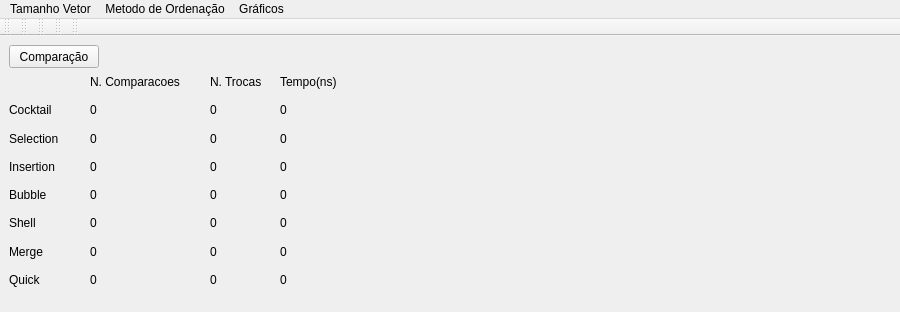
Old version of the form mainwindow.ui in the repository andresonsd/OldProjectNewQt.
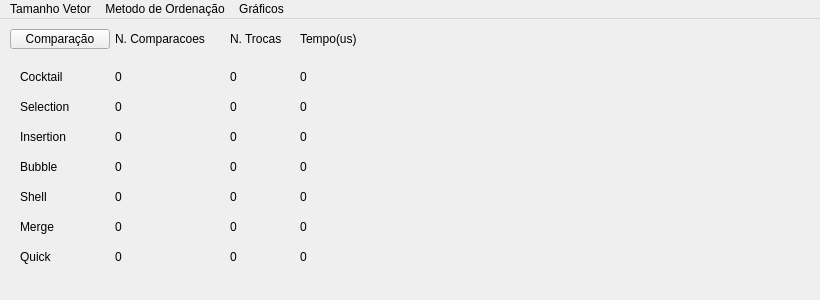
New version of the form. Custom widgets are drawn as their Qt base class.

Patch:
```diff
--- a/mainwindow.ui
+++ b/mainwindow.ui
@@ -9,8 +9,8 @@
    <rect>
     <x>0</x>
     <y>0</y>
-    <width>900</width>
-    <height>312</height>
+    <width>820</width>
+    <height>300</height>
    </rect>
   </property>
   <property name="sizePolicy">
@@ -32,10 +32,10 @@
    <widget class="QPushButton" name="pushButton">
     <property name="geometry">
      <rect>
-      <x>9</x>
-      <y>9</y>
-      <width>90</width>
-      <height>23</height>
+      <x>10</x>
+      <y>10</y>
+      <width>100</width>
+      <height>20</height>
      </rect>
     </property>
     <property name="text">
@@ -45,10 +45,10 @@
    <widget class="QLabel" name="label_7">
     <property name="geometry">
      <rect>
-      <x>90</x>
-      <y>38</y>
-      <width>121</width>
-      <height>16</height>
+      <x>115</x>
+      <y>10</y>
+      <width>110</width>
+      <height>20</height>
      </rect>
     </property>
     <property name="text">
@@ -58,8 +58,8 @@
    <widget class="QLabel" name="label_8">
     <property name="geometry">
      <rect>
-      <x>210</x>
-      <y>36</y>
+      <x>230</x>
+      <y>10</y>
       <width>61</width>
       <height>20</height>
      </rect>
@@ -71,23 +71,23 @@
    <widget class="QLabel" name="label_9">
     <property name="geometry">
      <rect>
-      <x>280</x>
-      <y>38</y>
+      <x>300</x>
+      <y>10</y>
       <width>71</width>
-      <height>16</height>
+      <height>20</height>
      </rect>
     </property>
     <property name="text">
-     <string>Tempo(ns)</string>
+     <string>Tempo(us)</string>
     </property>
    </widget>
    <widget class="QLabel" name="label">
     <property name="geometry">
      <rect>
-      <x>9</x>
-      <y>66</y>
-      <width>61</width>
-      <height>16</height>
+      <x>20</x>
+      <y>50</y>
+      <width>80</width>
+      <height>15</height>
      </rect>
     </property>
     <property name="text">
@@ -97,10 +97,10 @@
    <widget class="QLabel" name="label_10">
     <property name="geometry">
      <rect>
-      <x>90</x>
-      <y>66</y>
-      <width>41</width>
-      <height>16</height>
+      <x>115</x>
+      <y>50</y>
+      <width>60</width>
+      <height>15</height>
      </rect>
     </property>
     <property name="text">
@@ -110,10 +110,10 @@
    <widget class="QLabel" name="label_11">
     <property name="geometry">
      <rect>
-      <x>210</x>
-      <y>66</y>
-      <width>50</width>
-      <height>16</height>
+      <x>230</x>
+      <y>50</y>
+      <width>60</width>
+      <height>15</height>
      </rect>
     </property>
     <property name="text">
@@ -123,10 +123,10 @@
    <widget class="QLabel" name="label_12">
     <property name="geometry">
      <rect>
-      <x>280</x>
-      <y>66</y>
-      <width>51</width>
-      <height>16</height>
+      <x>300</x>
+      <y>50</y>
+      <width>60</width>
+      <height>15</height>
      </rect>
     </property>
     <property name="text">
@@ -136,10 +136,10 @@
    <widget class="QLabel" name="label_2">
     <property name="geometry">
      <rect>
-      <x>9</x>
-      <y>95</y>
-      <width>61</width>
-      <height>16</height>
+      <x>20</x>
+      <y>80</y>
+      <width>80</width>
+      <height>15</height>
      </rect>
     </property>
     <property name="text">
@@ -149,10 +149,10 @@
    <widget class="QLabel" name="label_13">
     <property name="geometry">
      <rect>
-      <x>90</x>
-      <y>95</y>
-      <width>41</width>
-      <height>16</height>
+      <x>115</x>
+      <y>80</y>
+      <width>60</width>
+      <height>15</height>
      </rect>
     </property>
     <property name="text">
@@ -162,10 +162,10 @@
    <widget class="QLabel" name="label_14">
     <property name="geometry">
      <rect>
-      <x>210</x>
-      <y>95</y>
-      <width>50</width>
-      <height>16</height>
+      <x>230</x>
+      <y>80</y>
+      <width>60</width>
+      <height>15</height>
      </rect>
     </property>
     <property name="text">
@@ -175,10 +175,10 @@
    <widget class="QLabel" name="label_15">
     <property name="geometry">
      <rect>
-      <x>280</x>
-      <y>95</y>
-      <width>51</width>
-      <height>16</height>
+      <x>300</x>
+      <y>80</y>
+      <width>60</width>
+      <height>15</height>
      </rect>
     </property>
     <property name="text">
@@ -188,10 +188,10 @@
    <widget class="QLabel" name="label_3">
     <property name="geometry">
      <rect>
-      <x>9</x>
-      <y>123</y>
-      <width>61</width>
-      <height>16</height>
+      <x>20</x>
+      <y>110</y>
+      <width>80</width>
+      <height>15</height>
      </rect>
     </property>
     <property name="text">
@@ -201,10 +201,10 @@
    <widget class="QLabel" name="label_16">
     <property name="geometry">
      <rect>
-      <x>90</x>
-      <y>123</y>
-      <width>41</width>
-      <height>16</height>
+      <x>115</x>
+      <y>110</y>
+      <width>60</width>
+      <height>15</height>
      </rect>
     </property>
     <property name="text">
@@ -214,10 +214,10 @@
    <widget class="QLabel" name="label_17">
     <property name="geometry">
      <rect>
-      <x>210</x>
-      <y>123</y>
-      <width>50</width>
-      <height>16</height>
+      <x>230</x>
+      <y>110</y>
+      <width>60</width>
+      <height>15</height>
      </rect>
     </property>
     <property name="text">
@@ -227,10 +227,10 @@
    <widget class="QLabel" name="label_18">
     <property name="geometry">
      <rect>
-      <x>280</x>
-      <y>123</y>
-      <width>51</width>
-      <height>16</height>
+      <x>300</x>
+      <y>110</y>
+      <width>60</width>
+      <height>15</height>
      </rect>
     </property>
     <property name="text">
@@ -240,10 +240,10 @@
    <widget class="QLabel" name="label_4">
     <property name="geometry">
      <rect>
-      <x>9</x>
-      <y>151</y>
-      <width>61</width>
-      <height>16</height>
+      <x>20</x>
+      <y>140</y>
+      <width>80</width>
+      <height>15</height>
      </rect>
     </property>
     <property name="text">
@@ -253,10 +253,10 @@
    <widget class="QLabel" name="label_19">
     <property name="geometry">
      <rect>
-      <x>90</x>
-      <y>151</y>
-      <width>41</width>
-      <height>16</height>
+      <x>115</x>
+      <y>140</y>
+      <width>60</width>
+      <height>15</height>
      </rect>
     </property>
     <property name="text">
@@ -266,8 +266,8 @@
    <widget class="QLabel" name="label_20">
     <property name="geometry">
      <rect>
-      <x>210</x>
-      <y>151</y>
+      <x>230</x>
+      <y>140</y>
       <width>50</width>
       <height>16</height>
      </rect>
@@ -279,8 +279,8 @@
    <widget class="QLabel" name="label_21">
     <property name="geometry">
      <rect>
-      <x>280</x>
-      <y>151</y>
+      <x>300</x>
+      <y>140</y>
       <width>51</width>
       <height>16</height>
      </rect>
@@ -292,10 +292,10 @@
    <widget class="QLabel" name="label_28">
     <property name="geometry">
      <rect>
-      <x>9</x>
-      <y>179</y>
-      <width>61</width>
-      <height>16</height>
+      <x>20</x>
+      <y>170</y>
+      <width>80</width>
+      <height>15</height>
      </rect>
     </property>
     <property name="text">
@@ -305,10 +305,10 @@
    <widget class="QLabel" name="label_31">
     <property name="geometry">
      <rect>
-      <x>90</x>
-      <y>179</y>
-      <width>41</width>
-      <height>16</height>
+      <x>115</x>
+      <y>170</y>
+      <width>60</width>
+      <height>15</height>
      </rect>
     </property>
     <property name="text">
@@ -318,8 +318,8 @@
    <widget class="QLabel" name="label_30">
     <property name="geometry">
      <rect>
-      <x>210</x>
-      <y>179</y>
+      <x>230</x>
+      <y>170</y>
       <width>50</width>
       <height>16</height>
      </rect>
@@ -331,8 +331,8 @@
    <widget class="QLabel" name="label_29">
     <property name="geometry">
      <rect>
-      <x>280</x>
-      <y>179</y>
+      <x>300</x>
+      <y>170</y>
       <width>51</width>
       <height>16</height>
      </rect>
@@ -344,10 +344,10 @@
    <widget class="QLabel" name="label_5">
     <property name="geometry">
      <rect>
-      <x>9</x>
-      <y>208</y>
-      <width>61</width>
-      <height>16</height>
+      <x>20</x>
+      <y>200</y>
+      <width>80</width>
+      <height>15</height>
      </rect>
     </property>
     <property name="text">
@@ -357,10 +357,10 @@
    <widget class="QLabel" name="label_22">
     <property name="geometry">
      <rect>
-      <x>90</x>
-      <y>208</y>
-      <width>41</width>
-      <height>16</height>
+      <x>115</x>
+      <y>200</y>
+      <width>60</width>
+      <height>15</height>
      </rect>
     </property>
     <property name="text">
@@ -370,8 +370,8 @@
    <widget class="QLabel" name="label_23">
     <property name="geometry">
      <rect>
-      <x>210</x>
-      <y>208</y>
+      <x>230</x>
+      <y>200</y>
       <width>50</width>
       <height>16</height>
      </rect>
@@ -383,8 +383,8 @@
    <widget class="QLabel" name="label_24">
     <property name="geometry">
      <rect>
-      <x>280</x>
-      <y>208</y>
+      <x>300</x>
+      <y>200</y>
       <width>51</width>
       <height>16</height>
      </rect>
@@ -396,10 +396,10 @@
    <widget class="QLabel" name="label_6">
     <property name="geometry">
      <rect>
-      <x>9</x>
-      <y>236</y>
-      <width>61</width>
-      <height>16</height>
+      <x>20</x>
+      <y>230</y>
+      <width>80</width>
+      <height>15</height>
      </rect>
     </property>
     <property name="text">
@@ -409,10 +409,10 @@
    <widget class="QLabel" name="label_25">
     <property name="geometry">
      <rect>
-      <x>90</x>
-      <y>236</y>
-      <width>41</width>
-      <height>16</height>
+      <x>115</x>
+      <y>230</y>
+      <width>60</width>
+      <height>15</height>
      </rect>
     </property>
     <property name="text">
@@ -422,8 +422,8 @@
    <widget class="QLabel" name="label_26">
     <property name="geometry">
      <rect>
-      <x>210</x>
-      <y>236</y>
+      <x>230</x>
+      <y>230</y>
       <width>50</width>
       <height>16</height>
      </rect>
@@ -435,8 +435,8 @@
    <widget class="QLabel" name="label_27">
     <property name="geometry">
      <rect>
-      <x>280</x>
-      <y>236</y>
+      <x>300</x>
+      <y>230</y>
       <width>51</width>
       <height>16</height>
      </rect>
@@ -451,9 +451,9 @@
     </property>
     <property name="geometry">
      <rect>
-      <x>360</x>
+      <x>400</x>
       <y>10</y>
-      <width>450</width>
+      <width>400</width>
       <height>250</height>
      </rect>
     </property>
@@ -473,7 +473,7 @@
     <rect>
      <x>0</x>
      <y>0</y>
-     <width>900</width>
+     <width>820</width>
      <height>23</height>
     </rect>
    </property>
@@ -514,58 +514,6 @@
    <addaction name="menuPrimeiro_Metodo"/>
    <addaction name="menuSegundo_Metodo"/>
   </widget>
-  <widget class="QToolBar" name="mainToolBar">
-   <attribute name="toolBarArea">
-    <enum>TopToolBarArea</enum>
-   </attribute>
-   <attribute name="toolBarBreak">
-    <bool>false</bool>
-   </attribute>
-  </widget>
-  <widget class="QToolBar" name="toolBar">
-   <property name="windowTitle">
-    <string>toolBar</string>
-   </property>
-   <attribute name="toolBarArea">
-    <enum>TopToolBarArea</enum>
-   </attribute>
-   <attribute name="toolBarBreak">
-    <bool>false</bool>
-   </attribute>
-  </widget>
-  <widget class="QToolBar" name="toolBar_2">
-   <property name="windowTitle">
-    <string>toolBar_2</string>
-   </property>
-   <attribute name="toolBarArea">
-    <enum>TopToolBarArea</enum>
-   </attribute>
-   <attribute name="toolBarBreak">
-    <bool>false</bool>
-   </attribute>
-  </widget>
-  <widget class="QToolBar" name="toolBar_3">
-   <property name="windowTitle">
-    <string>toolBar_3</string>
-   </property>
-   <attribute name="toolBarArea">
-    <enum>TopToolBarArea</enum>
-   </attribute>
-   <attribute name="toolBarBreak">
-    <bool>false</bool>
-   </attribute>
-  </widget>
-  <widget class="QToolBar" name="toolBar_4">
-   <property name="windowTitle">
-    <string>toolBar_4</string>
-   </property>
-   <attribute name="toolBarArea">
-    <enum>TopToolBarArea</enum>
-   </attribute>
-   <attribute name="toolBarBreak">
-    <bool>false</bool>
-   </attribute>
-  </widget>
   <action name="action20_Posicoes">
    <property name="text">
     <string>20 Posicoes</string>
```
Left out of the diff: 32 changed lines with no effect on the pictures.
